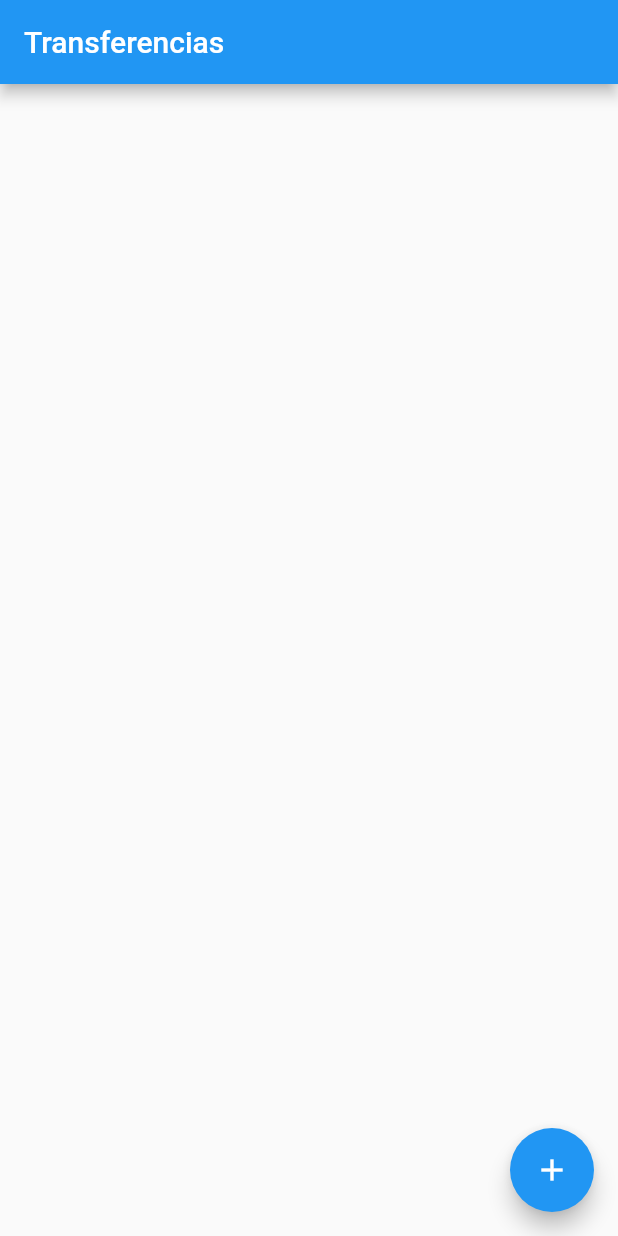
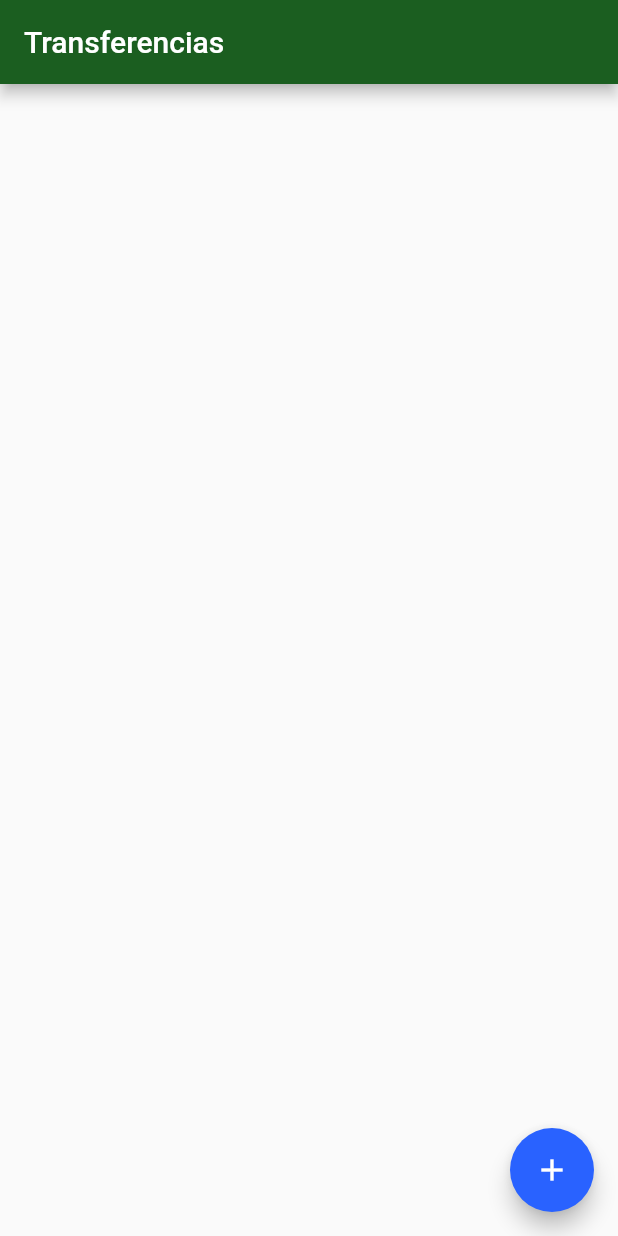
Before and after one commit to gabrielvcunha/alura-formacao-flutter, a Flutter app: the screen it shows after launch, on a phone screen of 412 x 824 dp. Run offline on Flutter 3.47's test engine with Material 2 defaults, Android fonts, the light colour scheme and no system bars.

Commit message:
Fundamentos - Aula 05.5 Ajustando o tema do projeto

```diff
--- a/bytebank/lib/main.dart
+++ b/bytebank/lib/main.dart
@@ -5,9 +5,15 @@ void main() => runApp(BytebankApp());
 class BytebankApp extends StatelessWidget {
   @override
   Widget build(BuildContext context) => MaterialApp(
-        home: Scaffold(
-          body: ListaTransferencias(),
+        theme: ThemeData(
+          primaryColor: Colors.green[900],
+          accentColor: Colors.blueAccent[700],
+          buttonTheme: ButtonThemeData(
+            buttonColor: Colors.blueAccent[700],
+            textTheme: ButtonTextTheme.primary
+          )
         ),
+        home: ListaTransferencias(),
       );
 }
 
```
